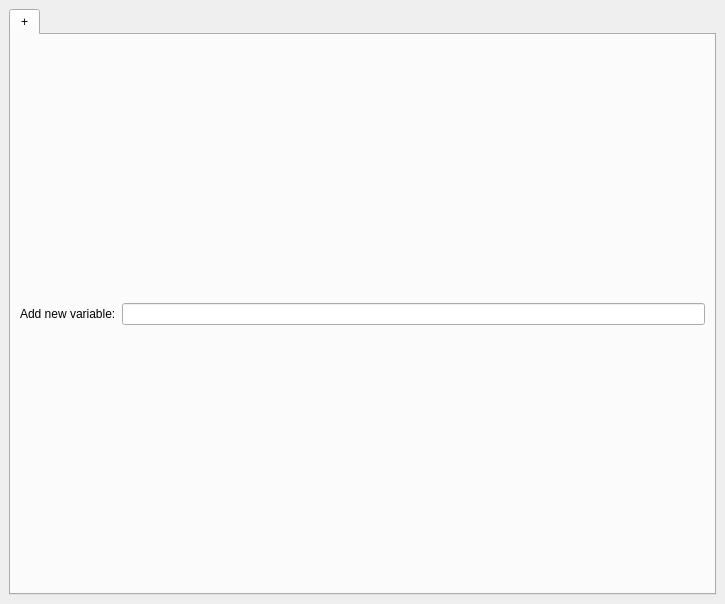
First picture: the form in labust_framework/labust_dynrec/ui/DynRecMainWindow.ui, repository pi19404/labust-ros-pkg, before the edit.
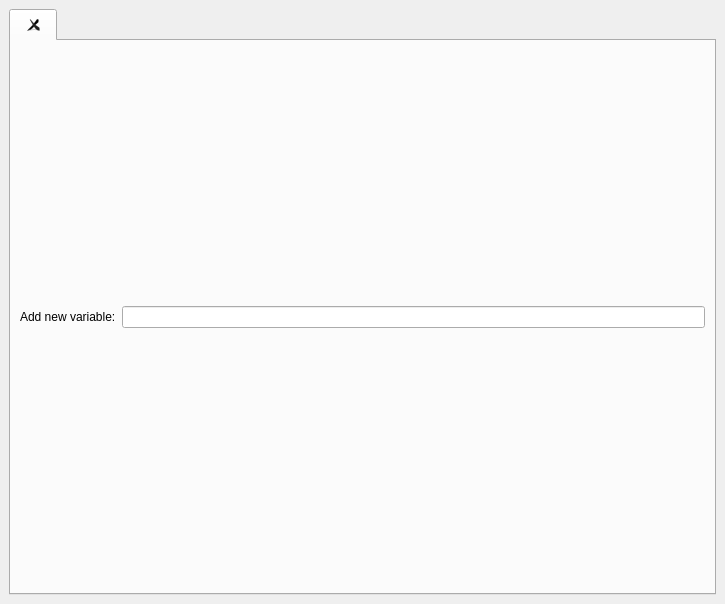
Second picture: the form after the edit.

Commit message: Finished the initial Dynamic Reconfigure GUI.

Diff of the .ui file:
```diff
--- a/labust_framework/labust_dynrec/ui/DynRecMainWindow.ui
+++ b/labust_framework/labust_dynrec/ui/DynRecMainWindow.ui
@@ -44,6 +44,9 @@
       <property name="currentIndex">
        <number>0</number>
       </property>
+      <property name="tabsClosable">
+       <bool>true</bool>
+      </property>
       <widget class="QWidget" name="AddVariable">
        <property name="sizePolicy">
         <sizepolicy hsizetype="Expanding" vsizetype="Expanding">
@@ -52,7 +55,7 @@
         </sizepolicy>
        </property>
        <attribute name="title">
-        <string>+</string>
+        <string/>
        </attribute>
        <layout class="QHBoxLayout" name="horizontalLayout">
         <item>
```
The commit also changes 6 other files.
